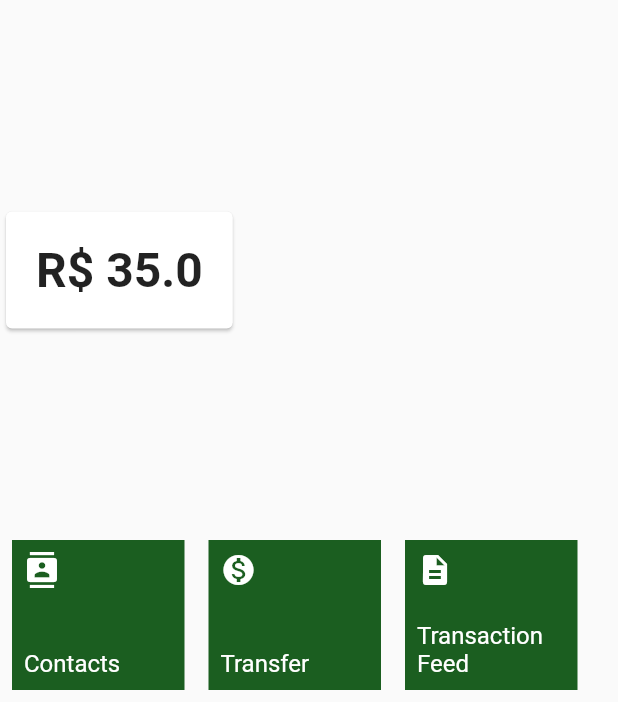
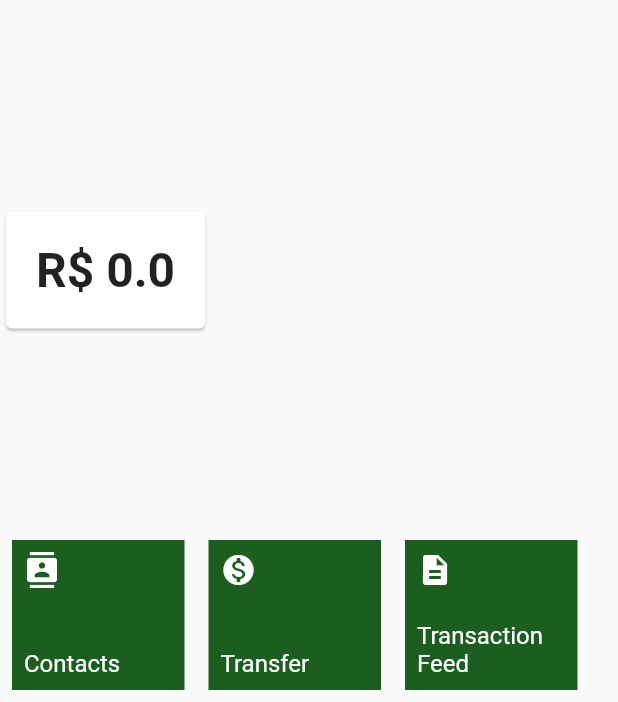
Before and after one commit to Joaovts07/alura_flutter, a Flutter app: the screen it shows after launch, on a phone screen of 412 x 824 dp, the part 534-1236 px from its top. Run offline on Flutter 3.47's test engine with Material 2 defaults, Android fonts, the phone set to English and light mode, and no system bars; our stand-ins replace sqflite; missing offline and left inert: http_interceptor; accounts and stored records are empty.

```diff
--- a/lib/main.dart
+++ b/lib/main.dart
@@ -1,8 +1,14 @@
 import 'package:bytebank/screens/dashboard.dart';
 import 'package:flutter/material.dart';
+import 'package:provider/provider.dart';
+
+import 'models/saldo.dart';
 
 void main() {
-  runApp(BytebankApp());
+  runApp(ChangeNotifierProvider(
+    create: (context) => Saldo(0),
+    child: BytebankApp(),
+  ));
 }
 
 class BytebankApp extends StatelessWidget {
--- a/lib/models/saldo.dart
+++ b/lib/models/saldo.dart
@@ -1,4 +1,6 @@
-class Saldo {
+import 'package:flutter/cupertino.dart';
+
+class Saldo extends ChangeNotifier {
   final double valor;
   Saldo(this.valor);
 
--- a/lib/screens/dashboard.dart
+++ b/lib/screens/dashboard.dart
@@ -1,10 +1,9 @@
-import 'package:bytebank/models/saldo.dart';
 import 'package:bytebank/screens/transactions_list.dart';
 import 'package:flutter/material.dart';
 
 import 'contacts_list.dart';
 import 'dashboard/feature_itens.dart';
-import 'dashboard/saldo.dart';
+import 'dashboard/saldo_card.dart';
 
 class Dashboard extends StatelessWidget {
   @override
@@ -29,7 +28,7 @@ class Dashboard extends StatelessWidget {
               ),
             ),
           ),
-          SaldoCard(Saldo(35.0)),
+          SaldoCard(),
           SingleChildScrollView(
             scrollDirection: Axis.horizontal,
             child: Row(
--- a/lib/screens/dashboard/saldo.dart
+++ /dev/null
@@ -1,25 +0,0 @@
-import 'package:bytebank/models/saldo.dart';
-import 'package:flutter/material.dart';
-
-class SaldoCard extends StatelessWidget{
-  final Saldo saldo;
-
-  const SaldoCard( this.saldo) ;
-  @override
-  Widget build(BuildContext context) {
-    return Card(
-      child: Padding(
-        padding: EdgeInsets.all(20.0),
-        child: Text(
-          saldo.toString(),
-          textAlign: TextAlign.center,
-          style: TextStyle(
-              fontSize: 32,
-              fontWeight: FontWeight.bold
-          ),
-        ),
-      ),
-    );
-  }
-
-}
--- /dev/null
+++ b/lib/screens/dashboard/saldo_card.dart
@@ -0,0 +1,29 @@
+import 'package:bytebank/models/saldo.dart';
+import 'package:flutter/material.dart';
+import 'package:provider/provider.dart';
+
+class SaldoCard extends StatelessWidget {
+
+  @override
+  Widget build(BuildContext context) {
+    return Card(
+      child: Padding(
+          padding: EdgeInsets.all(20.0),
+          child: Consumer<Saldo>(
+            builder: (context, valor, child) {
+              return Text(
+                valor.toString(),
+                textAlign: TextAlign.center,
+                style: TextStyle(
+                    fontSize: 32,
+                    fontWeight: FontWeight.bold
+                ),
+              );
+
+            },
+          )
+
+      ),
+    );
+  }
+}
--- a/pubspec.yaml
+++ b/pubspec.yaml
@@ -24,6 +24,7 @@ dependencies:
   http:
   http_interceptor:
   uuid:
+  provider:
   # The following adds the Cupertino Icons font to your application.
   # Use with the CupertinoIcons class for iOS style icons.
   cupertino_icons: ^0.1.2
```
